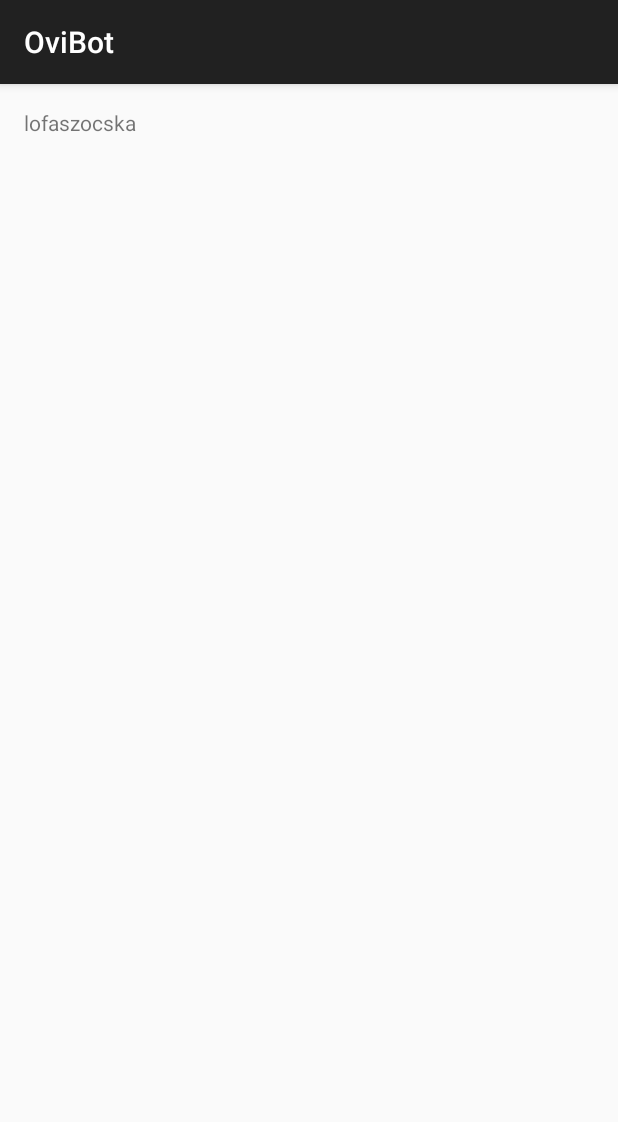
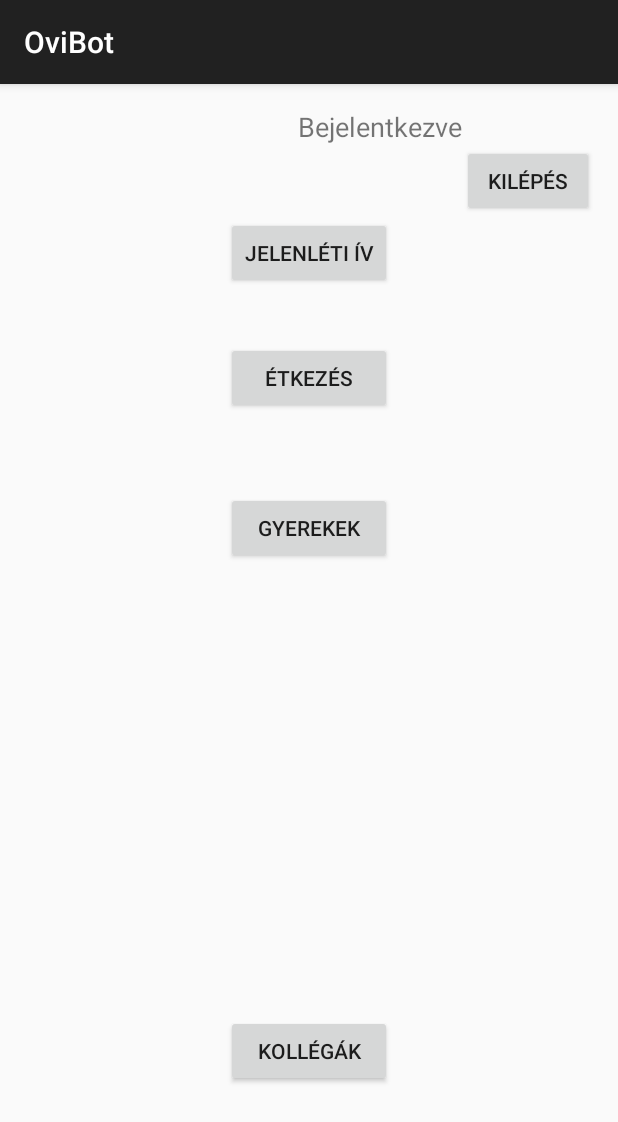
Before and after one commit to lazarferenc/ProjectX, an Android app: the OvonoActivity screen opened directly, with no data from a screen before it, on a phone screen of 412 x 824 dp. Shown: the top 1122 px of the screen. Run offline under Robolectric (Android 15) with nearby library versions, the phone set to English and light mode, and no system bars.

Commit message:
update_ovono_menu
update

```diff
--- a/MyApplication/app/src/main/res/layout/activity_main.xml
+++ b/MyApplication/app/src/main/res/layout/activity_main.xml
@@ -13,20 +13,7 @@
         android:id="@+id/cb_ovono"
         android:layout_alignParentBottom="true"
         android:layout_centerHorizontal="true"
-        android:layout_marginBottom="144dp" />
-
-    <CheckBox
-        android:layout_width="wrap_content"
-        android:layout_height="wrap_content"
-        android:text="Szülő vagyok"
-        android:id="@+id/cb_szulo"
-        android:layout_marginTop="40dp"
-        android:layout_alignTop="@+id/checkBox"
-        android:layout_alignRight="@+id/checkBox"
-        android:layout_alignEnd="@+id/checkBox"
-        android:layout_alignLeft="@+id/checkBox"
-        android:layout_alignStart="@+id/checkBox" />
-
+        android:layout_marginBottom="144dp"/>
     <EditText
         android:layout_width="wrap_content"
         android:layout_height="wrap_content"
@@ -61,9 +48,21 @@
         android:layout_height="wrap_content"
         android:text="Belépés"
         android:id="@+id/btn_login"
-        android:layout_marginTop="24dp"
-        android:layout_below="@+id/checkBox2"
+        android:clickable="false"
+        android:layout_alignParentBottom="true"
         android:layout_centerHorizontal="true"
-        android:clickable="false" />
+        android:layout_marginBottom="51dp" />
+
+    <CheckBox
+        android:layout_width="wrap_content"
+        android:layout_height="wrap_content"
+        android:text="Szülő vagyok"
+        android:id="@+id/cb_szulo"
+        android:layout_above="@+id/btn_login"
+        android:layout_alignRight="@+id/cb_ovono"
+        android:layout_alignEnd="@+id/cb_ovono"
+        android:layout_marginBottom="10dp"
+        android:layout_alignLeft="@+id/cb_ovono"
+        android:layout_alignStart="@+id/cb_ovono" />
 
 </RelativeLayout>
--- a/MyApplication/app/src/main/res/layout/activity_ovono.xml
+++ b/MyApplication/app/src/main/res/layout/activity_ovono.xml
@@ -8,9 +8,69 @@
     android:paddingRight="@dimen/activity_horizontal_margin"
     android:paddingTop="@dimen/activity_vertical_margin"
     tools:context="com.example.user.myapplication.OvonoActivity">
+
+
     <TextView
-        android:layout_width="match_parent"
-        android:layout_height="match_parent"
-        android:text="lofaszocska"/>
+        android:text="Bejelentkezve"
+        android:layout_width="wrap_content"
+        android:layout_height="wrap_content"
+        android:layout_alignParentTop="true"
+        android:layout_toLeftOf="@+id/button5"
+        android:layout_toStartOf="@+id/button5"
+        android:id="@+id/textView"
+        android:textSize="18sp" />
 
+    <Button
+        android:text="Kilépés"
+        android:layout_width="wrap_content"
+        android:layout_height="wrap_content"
+        android:id="@+id/button5"
+        android:layout_below="@+id/textView"
+        android:layout_alignParentRight="true"
+        android:layout_alignParentEnd="true" />
+
+    <Button
+        android:text="Jelenléti ív"
+        android:layout_width="wrap_content"
+        android:layout_height="wrap_content"
+        android:id="@+id/btn_jelenleti"
+
+        android:layout_below="@+id/button5"
+        android:layout_centerHorizontal="true" />
+
+    <Button
+        android:text="Étkezés"
+        android:layout_width="wrap_content"
+        android:layout_height="wrap_content"
+        android:id="@+id/btn_etkezes"
+        android:layout_below="@+id/btn_jelenleti"
+        android:layout_alignLeft="@+id/btn_jelenleti"
+        android:layout_alignStart="@+id/btn_jelenleti"
+        android:layout_marginTop="35dp"
+        android:layout_alignRight="@+id/btn_jelenleti"
+        android:layout_alignEnd="@+id/btn_jelenleti" />
+
+    <Button
+        android:text="Gyerekek"
+        android:layout_width="wrap_content"
+        android:layout_height="wrap_content"
+        android:id="@+id/btn_gyerekek"
+        android:layout_below="@+id/btn_etkezes"
+        android:layout_alignLeft="@+id/btn_etkezes"
+        android:layout_alignStart="@+id/btn_etkezes"
+        android:layout_marginTop="52dp"
+        android:layout_alignRight="@+id/btn_etkezes"
+        android:layout_alignEnd="@+id/btn_etkezes" />
+
+    <Button
+        android:text="Kollégák"
+        android:layout_width="wrap_content"
+        android:layout_height="wrap_content"
+        android:layout_marginBottom="83dp"
+        android:id="@+id/btn_kollegak"
+        android:layout_alignParentBottom="true"
+        android:layout_alignLeft="@+id/btn_gyerekek"
+        android:layout_alignStart="@+id/btn_gyerekek"
+        android:layout_alignRight="@+id/btn_gyerekek"
+        android:layout_alignEnd="@+id/btn_gyerekek" />
 </RelativeLayout>
```
Also changed, not shown: 2 other files.
